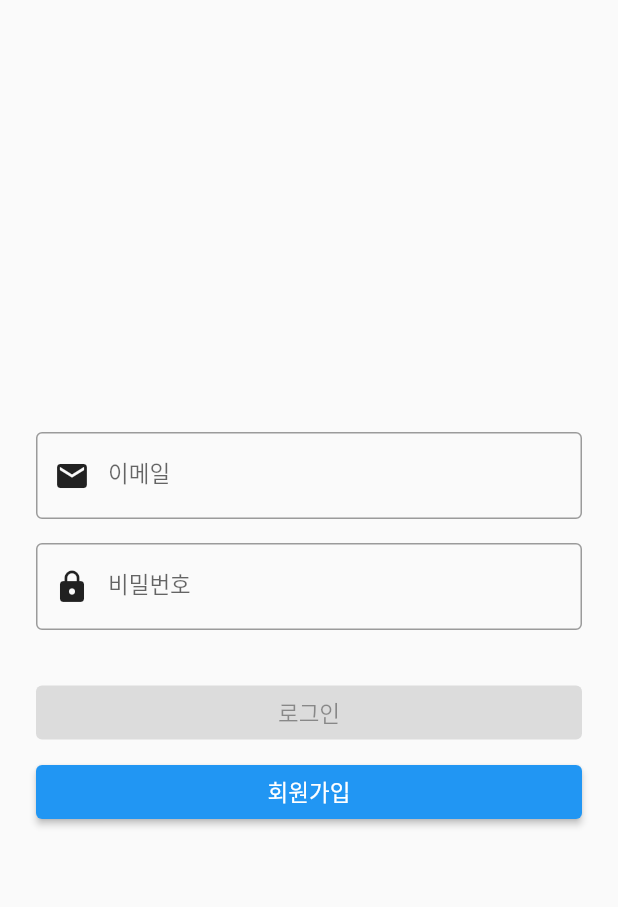
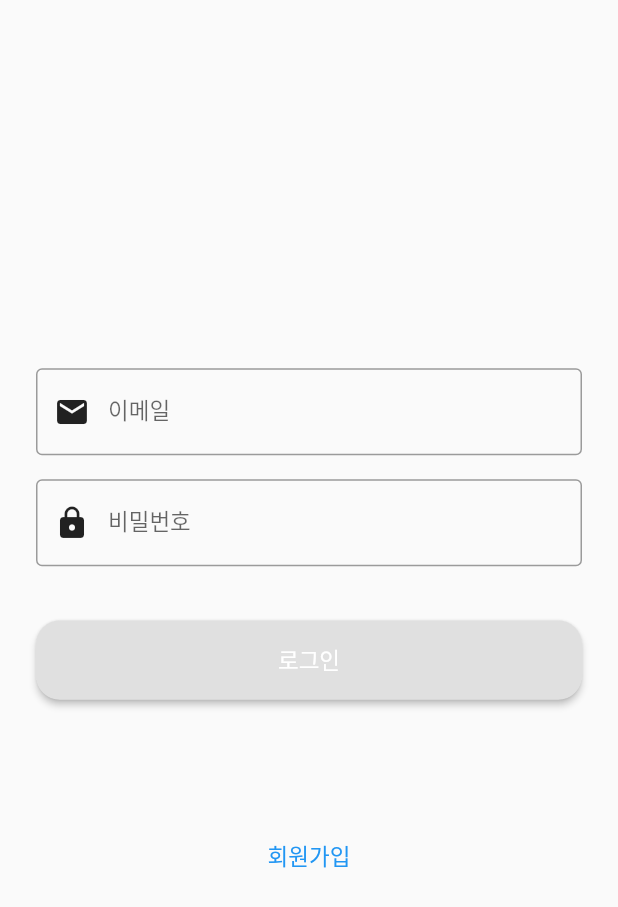
Before and after one commit to juju1997/Flutter_BolierPlate, a Flutter app: the screen it shows after launch, on a phone screen of 412 x 824 dp. Shown: the top 907 px of the screen. Run offline on Flutter 3.47's test engine with Material 2 defaults, Android fonts, the phone set to English and light mode, and no system bars; drawn by our look-alikes of progress_state_button; our stand-ins replace cloud_firestore, firebase_auth, firebase_core, flutter_secure_storage, shared_preferences; accounts and stored records are empty.

```diff
--- a/assets/lang/ko.json
+++ b/assets/lang/ko.json
@@ -14,6 +14,7 @@
   "signInNoRegistered": "로그인 정보를 다시 확인해주세요",
   "signIn": "로그인",
   "signUp": "회원가입",
+  "signInLoading": "로그인 중입니다...",
 
   "___sign_up_view___": "___회원가입___",
   "signUpEmailLabel": "이메일",
--- a/lib/providers/auth_provider.dart
+++ b/lib/providers/auth_provider.dart
@@ -1,3 +1,5 @@
+import 'dart:io';
+
 import 'package:flutter/material.dart';
 import 'package:firebase_auth/firebase_auth.dart';
 import 'package:myref/models/user_model.dart';
--- a/lib/views/auth/sign_in_view.dart
+++ b/lib/views/auth/sign_in_view.dart
@@ -1,10 +1,13 @@
+import 'dart:async';
+
 import 'package:flutter/material.dart';
 import 'package:myref/app_localizations.dart';
 import 'package:myref/routes.dart';
-import 'package:crypto/crypto.dart';
 import 'package:myref/providers/auth_provider.dart';
 import 'package:myref/utils/reg_exp_util.dart';
-import 'dart:convert';
+import 'package:progress_state_button/progress_button.dart';
+import 'package:myref/views/splash/splash_view.dart';
+import 'package:flutter_secure_storage/flutter_secure_storage.dart';
 
 import 'package:provider/provider.dart';
 
@@ -38,6 +41,11 @@ class _SignInViewState extends State<SignInView> {
   // 로그인 실패
   late bool _isLoginFailed;
 
+  late ButtonState _btnState;
+
+  // Secure Storage
+  static const storage = FlutterSecureStorage();
+
   @override
   void initState() {
     super.initState();
@@ -48,6 +56,7 @@ class _SignInViewState extends State<SignInView> {
     _isLoginFailed = false;
     _emailController = TextEditingController(text: "");
     _passwordController = TextEditingController(text: "");
+    _btnState = ButtonState.fail;
 
     _emailFocusNode = FocusNode();
     _emailFocusNode.addListener(() {
@@ -84,6 +93,12 @@ class _SignInViewState extends State<SignInView> {
         _isAbleLogin = false;
       }else{
         _isAbleLogin = true;
+      }
+
+      if( _isAbleLogin ) {
+        _btnState = ButtonState.idle;
+      }else {
+        _btnState = ButtonState.fail;
       }
     });
   }
@@ -134,7 +149,6 @@ class _SignInViewState extends State<SignInView> {
           padding: const EdgeInsets.symmetric(horizontal: 24.0),
           child: Column(
             mainAxisSize: MainAxisSize.max,
-            crossAxisAlignment: CrossAxisAlignment.stretch,
             mainAxisAlignment: MainAxisAlignment.center,
             children: <Widget>[
               const Padding(
@@ -205,14 +219,22 @@ class _SignInViewState extends State<SignInView> {
                       border: const OutlineInputBorder()),
                 ),
               ),
-              const SizedBox(height: 15.0),
-              authProvider.status == Status.registering
-                  ? const Center(
-                  child: CircularProgressIndicator()
+              const SizedBox(height: 20.0),
+
+              authProvider.status == Status.authenticating
+                ? ProgressButton(
+                    stateWidgets: btnState(context),
+                    stateColors: btnColor(context),
+                    onPressed: (){},
+                    state: ButtonState.loading,
                   )
-                  : ElevatedButton(
-                      onPressed: _isAbleLogin ? () async {
+                :
+                  ProgressButton(
+                      stateWidgets: btnState(context),
+                      stateColors: btnColor(context),
+                      onPressed: () async {
                         _isLoginFailedMsg(false);
+                        if( _btnState == ButtonState.idle ){
                           if (_formKey.currentState!.validate()) {
                             bool status =
                             await authProvider.signInWithEmailAndPassword(
@@ -223,25 +245,74 @@ class _SignInViewState extends State<SignInView> {
                               _isLoginFailedMsg(true);
                             }else {
                               FocusScope.of(context).unfocus(); // 키보드 내리기
-                            print('로그인 성공');
+
+                              // userInfo save to Secure
+                              storage.write(
+                                  key: 'login',
+                                  value: _emailController.text + ' : ' + _passwordController.text
+                              );
+                              String? l = await storage.read(key: 'login');
+                              print(l);
+                              startTimer(status);
                             }
                           }
-                      } : null,
-                  child: Text(AppLocalizations.of(context).translate("signIn")),
+                        }
+                      },
+                      state: _btnState,
                   ),
+
               const SizedBox(
-                height: 5.0,
+                height: 80.0,
               ),
-              ElevatedButton(
-                  onPressed: (){
-                    Navigator.of(context).pushNamed(Routes.signUp);
-                  },
-                  child: Text(AppLocalizations.of(context).translate("signUp"))
-              ),
+              TextButton(
+                child: Text(AppLocalizations.of(context).translate("signUp")),
+                onPressed: () => Navigator.of(context).pushNamed(Routes.signUp),
+              )
             ],
           ),
         ),
       ),
     );
   }
+  // 로그인 시작
+  startTimer(bool res) {
+    var duration = const Duration(seconds: 1);
+    return Timer(duration, res ? redirect : stayView);
   }
+  // 로그인 화면으로 전환
+  redirect() async {
+    Navigator.of(context).pushReplacementNamed(Routes.myRef);
+  }
+  // 로그인 취소
+  stayView() {}
+}
+
+
+Map<ButtonState, Widget> btnState(BuildContext context) {
+  return {
+    ButtonState.fail: Text(
+      AppLocalizations.of(context).translate("signIn"),
+      style: const TextStyle(color: Colors.white, fontWeight: FontWeight.w500),
+    ), // 비활성버튼
+    ButtonState.idle: Text(
+      AppLocalizations.of(context).translate("signIn"),
+      style: const TextStyle(color: Colors.white, fontWeight: FontWeight.w500),
+    ),
+    ButtonState.loading: Text(
+      AppLocalizations.of(context).translate("signInLoading"),
+      style: const TextStyle(color: Colors.white, fontWeight: FontWeight.w500),
+    ),
+    ButtonState.success: Text(
+      AppLocalizations.of(context).translate("sigInInComplete"),
+      style: const TextStyle(color: Colors.white, fontWeight: FontWeight.w500),
+    )
+  };
+}
+Map<ButtonState, Color> btnColor(BuildContext context) {
+  return {
+    ButtonState.fail: Colors.grey.shade300,  // 버튼 비활성 상태
+    ButtonState.idle: Colors.blue.shade300,
+    ButtonState.loading: Colors.blue.shade300,
+    ButtonState.success: Colors.green.shade400,
+  };
+}
--- a/lib/views/splash/splash_view.dart
+++ b/lib/views/splash/splash_view.dart
@@ -1,5 +1,6 @@
 import 'dart:async';
 import 'package:flutter/material.dart';
+import 'package:flutter_secure_storage/flutter_secure_storage.dart';
 import 'package:myref/routes.dart';
 import 'package:myref/app_localizations.dart';
 
@@ -19,7 +20,7 @@ class _SplashViewState extends State<SplashView> {
   }
 
   startTimer() {
-    var duration = const Duration(seconds: 2);
+    var duration = const Duration(milliseconds: 1500);
     return Timer(duration, redirect);
   }
   redirect() async {
@@ -44,7 +45,7 @@ class _SplashViewState extends State<SplashView> {
             ),
             const FlutterLogo(
               size: 128,
-            )
+            ),
           ],
         ),
       ),
--- a/pubspec.yaml
+++ b/pubspec.yaml
@@ -39,6 +39,7 @@ dependencies:
   crypto: ^3.0.1
   firebase_auth: ^3.3.5
   progress_state_button: ^1.0.4
+  flutter_secure_storage: ^5.0.2
 
 
   # The following adds the Cupertino Icons font to your application.
```
Also changed, not shown: lib/views/auth/sign_up_view.dart (+3 -22 lines), pubspec.lock, 1 other file. Lines whose indentation alone changed are shown as unchanged.
